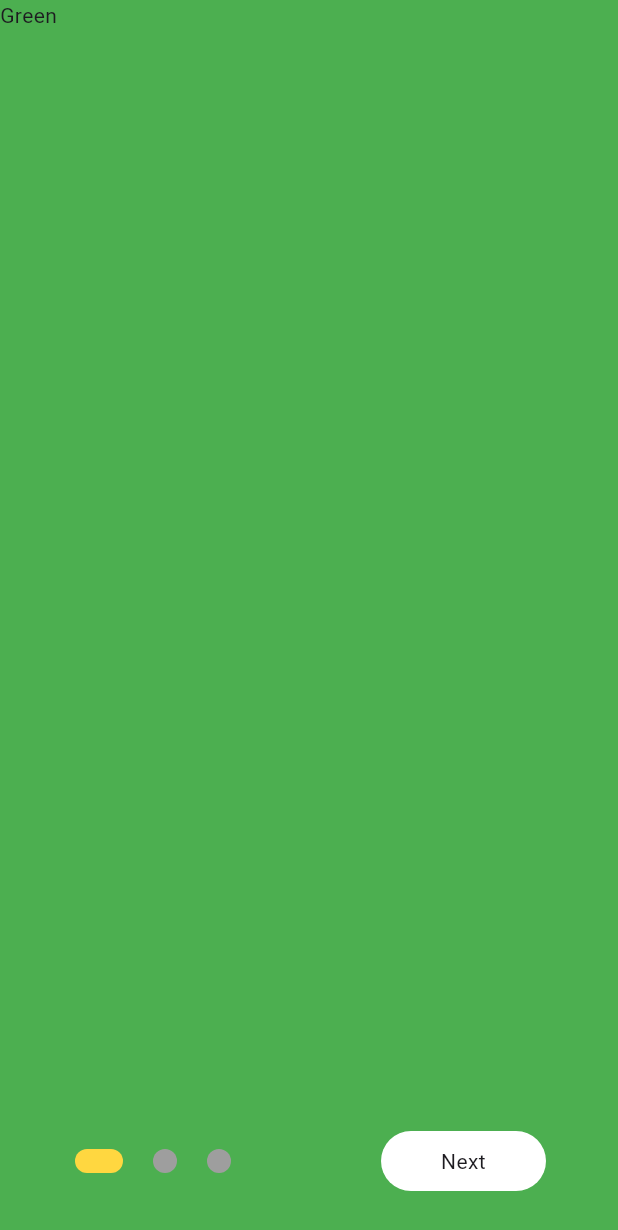
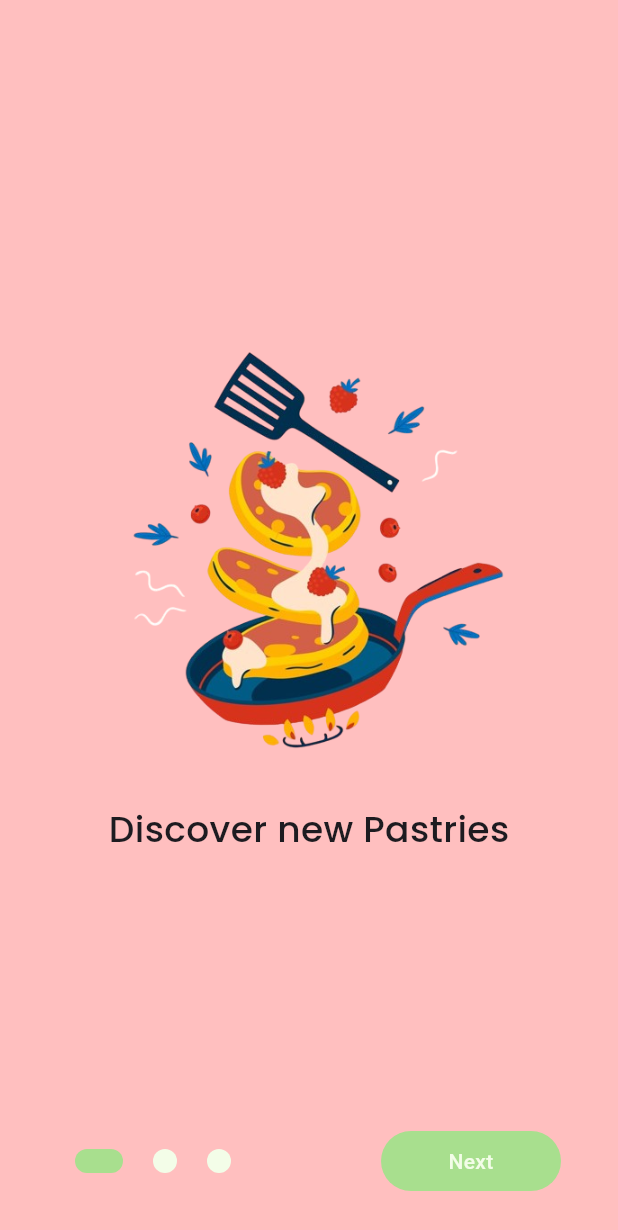
Before and after one commit to HolbertonPortfolio/CakeyMobile, a Flutter app: the screen it shows after launch, on a phone screen of 412 x 824 dp. Shown: the top 1230 px of the screen. Run offline on Flutter 3.47's test engine with Material 3 defaults, Android fonts, the light colour scheme and no system bars; our stand-ins replace auto_route, google_fonts.

Commit message:
Onboarding finished

```diff
--- a/lib/Presentation/screens/Onboarding/Pages/onboarding_first_page.dart
+++ b/lib/Presentation/screens/Onboarding/Pages/onboarding_first_page.dart
@@ -1,13 +1,13 @@
+import 'package:cakey_portfolio/Presentation/widgets/onboarding/onboarding_column_widget.dart';
+import 'package:cakey_portfolio/res/app_colors.dart';
 import 'package:flutter/material.dart';
+import 'package:google_fonts/google_fonts.dart';
 
 class OnboardingFirstPage extends StatelessWidget {
   const OnboardingFirstPage({super.key});
 
   @override
   Widget build(BuildContext context) {
-    return Container(
-      color: Colors.green,
-      child: const Text('Green'),
-    );
+    return const OnboardingColumn(text: 'Discover new Pastries', imagePath: 'assets/images/pancakes.png');
   }
 }
--- a/lib/Presentation/screens/Onboarding/Pages/onboarding_second_page.dart
+++ b/lib/Presentation/screens/Onboarding/Pages/onboarding_second_page.dart
@@ -1,3 +1,4 @@
+import 'package:cakey_portfolio/Presentation/widgets/onboarding/onboarding_column_widget.dart';
 import 'package:flutter/material.dart';
 
 class OnboardingSecondPage extends StatelessWidget {
@@ -5,9 +6,6 @@ class OnboardingSecondPage extends StatelessWidget {
 
   @override
   Widget build(BuildContext context) {
-    return Container(
-      color: Colors.red,
-      child: const Text('Red'),
-    );
+    return const OnboardingColumn(text: 'Learn how to Bake', imagePath: 'assets/images/woman.png');
   }
 }
--- /dev/null
+++ b/lib/Presentation/widgets/onboarding/onboarding_column_widget.dart
@@ -0,0 +1,28 @@
+import 'package:cakey_portfolio/res/app_colors.dart';
+import 'package:flutter/material.dart';
+import 'package:google_fonts/google_fonts.dart';
+
+class OnboardingColumn extends StatelessWidget {
+  final String text;
+  final String imagePath;
+  const OnboardingColumn({required this.text, required this.imagePath, super.key});
+
+  @override
+  Widget build(BuildContext context) {
+    return Container(
+      color: AppColors.mainTheme,
+      child: Column(
+        mainAxisAlignment: MainAxisAlignment.center,
+        children: [
+          Image.asset(imagePath, height: 300, width: 350,),
+          const SizedBox(height: 20,),
+          Text(text, style: GoogleFonts.poppins(
+              fontSize: 24,
+              fontWeight: FontWeight.w500
+          ),),
+          const SizedBox(height: 40,),
+        ],
+      ),
+    );
+  }
+}
--- a/lib/Presentation/widgets/onboarding/onboarding_page_view.dart
+++ b/lib/Presentation/widgets/onboarding/onboarding_page_view.dart
@@ -1,5 +1,6 @@
 import 'package:auto_route/auto_route.dart';
 import 'package:cakey_portfolio/Presentation/routes/app_router.dart';
+import 'package:cakey_portfolio/res/app_colors.dart';
 import 'package:flutter/material.dart';
 
 class OnboardingPageView extends StatefulWidget {
@@ -68,8 +69,8 @@ class _OnboardingPageViewState extends State<OnboardingPageView> {
                         width: currentPage.round() == index ? 32 : 16,
                         decoration: BoxDecoration(
                           color: currentPage.round() == index
-                              ? Colors.amberAccent
-                              : Colors.grey,
+                              ? AppColors.green
+                              : AppColors.lightGreen,
                           borderRadius: BorderRadius.circular(90),
                         ),
                       ),
@@ -96,16 +97,17 @@ class _OnboardingPageViewState extends State<OnboardingPageView> {
                 },
                 child: Container(
                   decoration: BoxDecoration(
-                    color: Colors.white,
+                    color: AppColors.green,
                     borderRadius: BorderRadius.circular(24),
                   ),
-                  width: 110,
+                  width: 120,
                   padding: const EdgeInsets.symmetric(vertical: 10),
                   child: Text(
                     activePage != widget.pages.length - 1
                         ? 'Next'
                         : 'Get Started',
                     textAlign: TextAlign.center,
+                    style: TextStyle(color: AppColors.lightGreen, fontWeight: FontWeight.w500),
                   ),
                 ),
               ),
--- a/pubspec.yaml
+++ b/pubspec.yaml
@@ -37,6 +37,7 @@ dependencies:
   cupertino_icons: ^1.0.2
   auto_route: ^8.1.3
   animations: ^2.0.11
+  google_fonts: ^6.2.0
 
 dev_dependencies:
   flutter_test:
```
Also changed, not shown: lib/Presentation/screens/Onboarding/Pages/onboarding_third_page.dart (+3 -4 lines), lib/Presentation/screens/splash_screen.dart (+16 -3 lines), assets/images/cookie.png (added), assets/images/pancakes.png (added), assets/images/woman.png (added), pubspec.lock, 1 other file.
